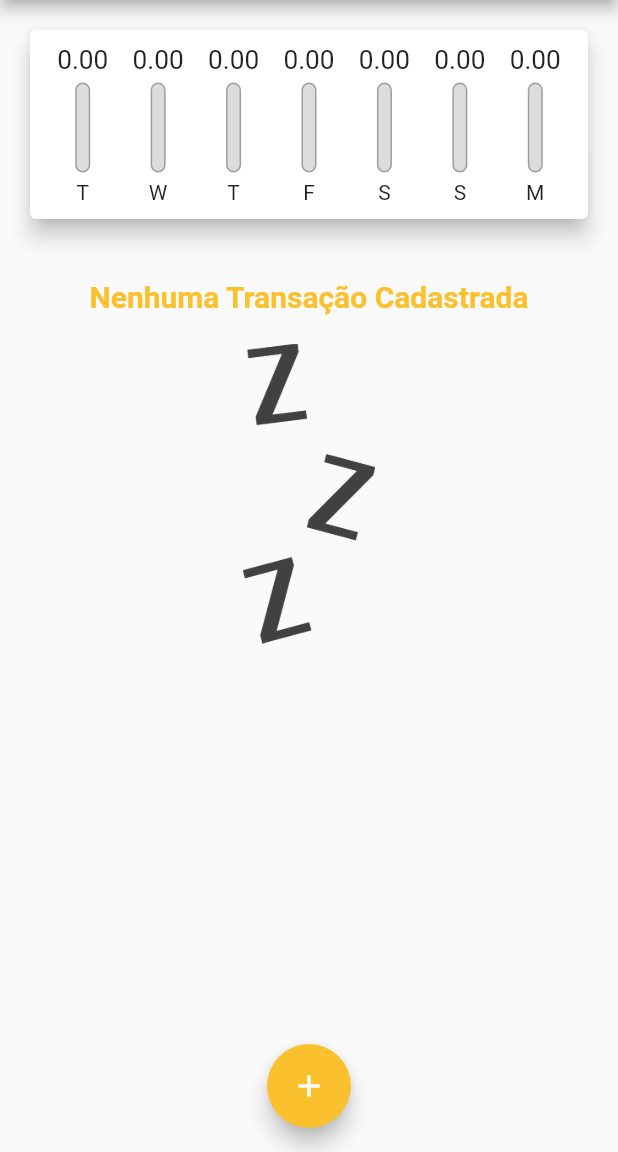
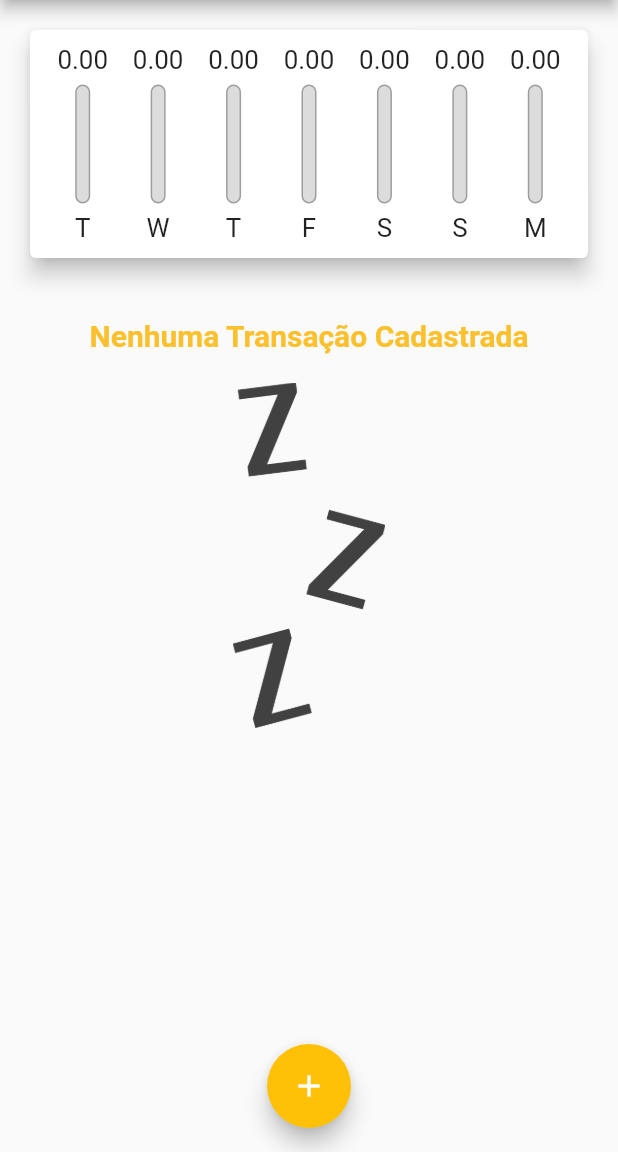
Before and after one commit to Hommer95/App, a Flutter app: the screen it shows after launch, on a phone screen of 412 x 824 dp, the part 84-1236 px from its top. Run offline on Flutter 3.47's test engine with Material 2 defaults, Android fonts, the phone set to English and light mode, and no system bars; project files that could hold a hidden picture were left out.

Commit message:
AtualizacaoApp
Realizei algumas mudanças no Código.
As cores estavam com o Padrão direto na main.dart mas não estava chamando em lugar nenhum, fiz a modificação e agora está correndo tudo correto. Coloquei também a responsividade do App, assim ele está de acordo com todos os tipos de Aparelhos.

```diff
--- a/lib/components/chart_bar.dart
+++ b/lib/components/chart_bar.dart
@@ -1,4 +1,5 @@
 import 'package:flutter/material.dart';
+import 'package:flutter/rendering.dart';
 
 class ChartBar extends StatelessWidget {
   const ChartBar(
@@ -13,17 +14,19 @@ class ChartBar extends StatelessWidget {
 
   @override
   Widget build(BuildContext context) {
+    return LayoutBuilder(
+      builder: (ctx, constraints) {
         return Column(
           children: <Widget>[
             SizedBox(
-          height: 20,
+              height: constraints.maxHeight * 0.15,
               child: FittedBox(
                 child: Text(value.toStringAsFixed(2)),
               ),
             ),
-        const SizedBox(height: 5),
+            SizedBox(height: constraints.maxHeight * 0.05),
             SizedBox(
-          height: 60,
+              height: constraints.maxHeight * 0.6,
               width: 10,
               child: Stack(
                 alignment: Alignment.bottomCenter,
@@ -50,9 +53,16 @@ class ChartBar extends StatelessWidget {
                 ],
               ),
             ),
-        const SizedBox(height: 5),
-        Text(label),
+            SizedBox(height: constraints.maxHeight * 0.05),
+            SizedBox(
+              height: constraints.maxHeight * 0.15,
+              child: FittedBox(
+                child: Text(label),
+              ),
+            ),
           ],
+        );
+      },
     );
   }
 }
--- a/lib/components/transaction_list.dart
+++ b/lib/components/transaction_list.dart
@@ -9,10 +9,10 @@ class TransactionList extends StatelessWidget {
 
   @override
   Widget build(BuildContext context) {
-    return SizedBox(
-      height: 430,
-      child: transactions.isEmpty
-          ? Column(
+    return transactions.isEmpty
+        ? LayoutBuilder(
+            builder: (context, constraints) {
+              return Column(
                 children: <Widget>[
                   const SizedBox(height: 20),
                   Text(
@@ -25,13 +25,15 @@ class TransactionList extends StatelessWidget {
                   ),
                   const SizedBox(height: 20),
                   SizedBox(
-                  height: 200,
+                    height: constraints.maxHeight * 0.6,
                     child: Image.asset(
                       'assets/images/waiting.png',
                       fit: BoxFit.cover,
                     ),
                   ),
                 ],
+              );
+            },
           )
         : ListView.builder(
             itemCount: transactions.length,
@@ -64,14 +66,23 @@ class TransactionList extends StatelessWidget {
                     subtitle: Text(
                       DateFormat('d MMM y').format(tr.date),
                     ),
-                      trailing: IconButton(
+                    trailing: MediaQuery.of(context).size.width > 400
+                        ? TextButton.icon(
+                            onPressed: () => onRemove(tr.id),
                             icon: const Icon(Icons.delete),
-                        color: Theme.of(context).errorColor,
+                            label: const Text('Excluir'),
+                            style: ButtonStyle(
+                              foregroundColor:
+                                  MaterialStateProperty.all<Color>(Colors.red),
+                            ),
+                          )
+                        : IconButton(
+                            icon: const Icon(Icons.delete),
+                            color: Theme.of(context).colorScheme.error,
                             onPressed: () => onRemove(tr.id),
                           ),
                   ));
             },
-            ),
           );
   }
 }
--- a/lib/main.dart
+++ b/lib/main.dart
@@ -16,13 +16,12 @@ class ExpensesesApp extends StatelessWidget {
 
   @override
   Widget build(BuildContext context) {
-    final ThemeData tema = ThemeData();
     return MaterialApp(
         home: MyHomePage(),
-      theme: tema.copyWith(
-        colorScheme: tema.colorScheme.copyWith(
+        theme: ThemeData(
+          colorScheme: ColorScheme.fromSwatch().copyWith(
             primary: Colors.black,
-          secondary: Colors.yellow[700],
+            secondary: Colors.amber,
           ),
           appBarTheme: const AppBarTheme(
             titleTextStyle: TextStyle(
@@ -31,8 +30,7 @@ class ExpensesesApp extends StatelessWidget {
               fontWeight: FontWeight.bold,
             ),
           ),
-      ),
-    );
+        ));
   }
 }
 
@@ -44,6 +42,7 @@ class MyHomePage extends StatefulWidget {
 
 class _MyHomePageState extends State<MyHomePage> {
   final List<Transaction> _transactions = [];
+  late bool _showChart = false;
 
   List<Transaction> get _recentTransactions {
     return _transactions.where((tr) {
@@ -84,8 +83,10 @@ class _MyHomePageState extends State<MyHomePage> {
 
   @override
   Widget build(BuildContext context) {
-    return Scaffold(
-      appBar: AppBar(
+    late bool isLandscape =
+        MediaQuery.of(context).orientation == Orientation.landscape;
+
+    final appBar = AppBar(
       title: Text(
         'Despesas Pessoais',
         style: TextStyle(
@@ -93,18 +94,40 @@ class _MyHomePageState extends State<MyHomePage> {
         ),
       ),
       actions: <Widget>[
+        if (isLandscape)
+          IconButton(
+            icon: Icon(_showChart ? Icons.list : Icons.trending_up),
+            onPressed: () {
+              setState(() {
+                _showChart = !_showChart;
+              });
+            },
+          ),
         IconButton(
           icon: const Icon(Icons.add),
           onPressed: () => _opentransactionFormModal(context),
-          )
+        ),
       ],
-      ),
+    );
+    final availabelHeight = MediaQuery.of(context).size.height -
+        appBar.preferredSize.height -
+        MediaQuery.of(context).padding.top;
+    return Scaffold(
+      appBar: appBar,
       body: SingleChildScrollView(
         child: Column(
           crossAxisAlignment: CrossAxisAlignment.stretch,
           children: <Widget>[
-            Chart(recentTransaction: _recentTransactions),
-            TransactionList(_transactions, _removeTransaction),
+            if (_showChart || !isLandscape)
+              SizedBox(
+                height: availabelHeight * (isLandscape ? 0.7 : 0.25),
+                child: Chart(recentTransaction: _recentTransactions),
+              ),
+            if (!_showChart || !isLandscape)
+              SizedBox(
+                height: availabelHeight * 0.50,
+                child: TransactionList(_transactions, _removeTransaction),
+              ),
           ],
         ),
       ),
```
Also changed, not shown: lib/components/transaction_form.dart (+9 -2 lines). Lines whose indentation alone changed are shown as unchanged.
